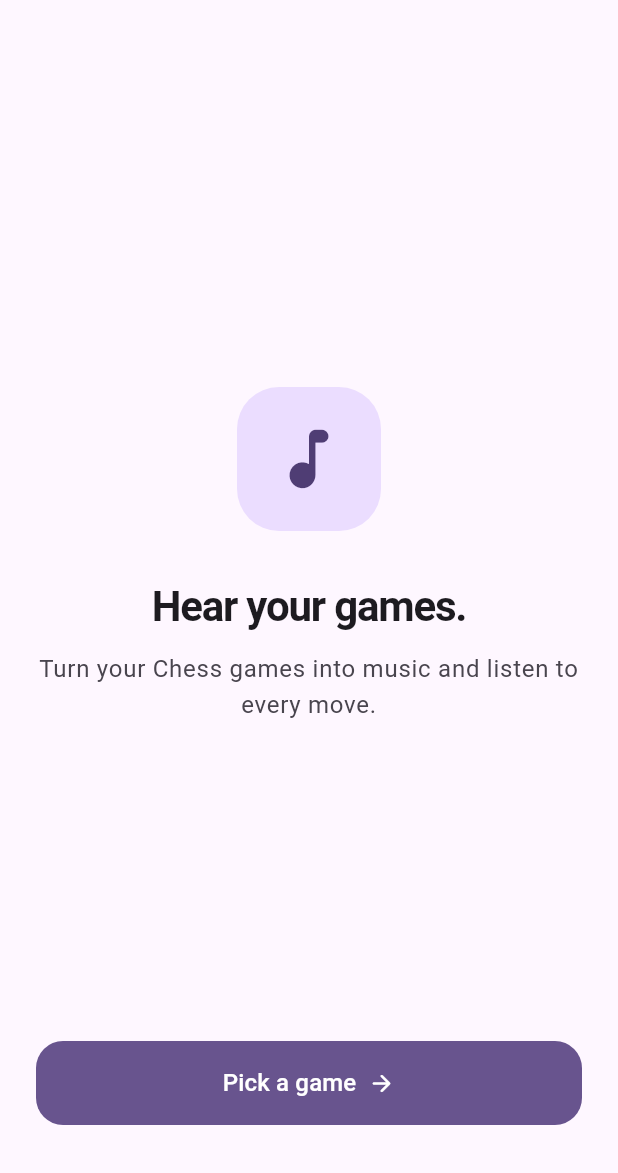
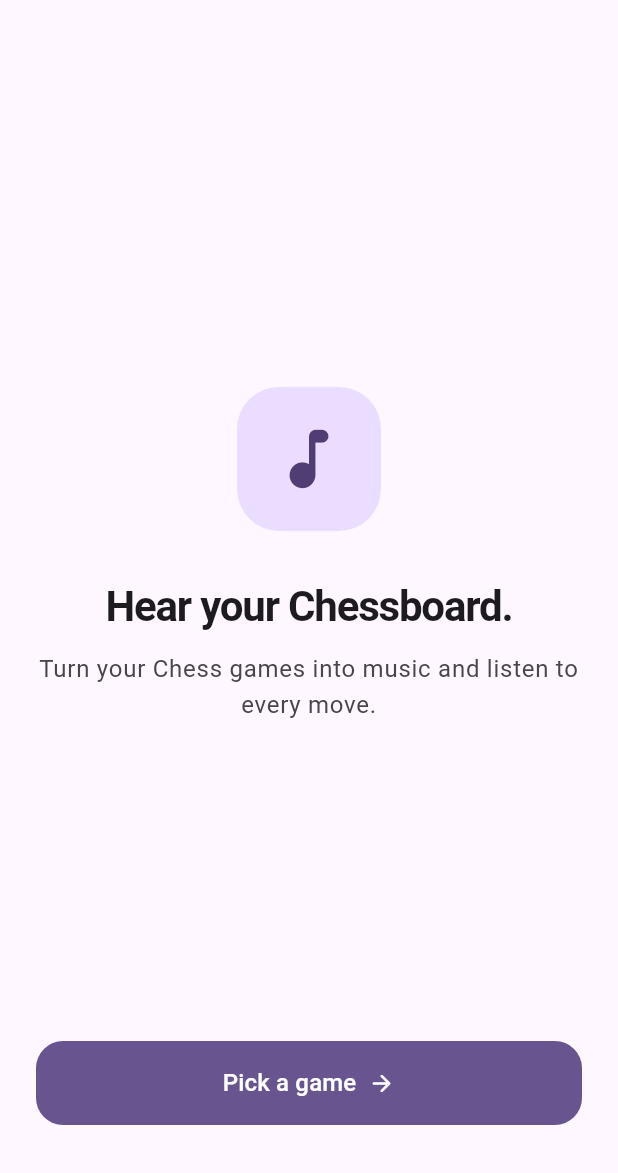
Before and after one commit to hanadi92/chiano, a Flutter app: the screen it shows after launch, on a phone screen of 412 x 824 dp, the part 63-1236 px from its top. Run offline on Flutter 3.47's test engine with Material 3 defaults, Android fonts, the phone set to English and light mode, and no system bars; our stand-ins replace timeago; missing offline and left inert: flutter_midi_pro.

Commit message:
style: improve wording
Signed-off-by: hanadi92 <hanadi.tamimi@gmail.com>

```diff
--- a/lib/ui/screens/home_screen.dart
+++ b/lib/ui/screens/home_screen.dart
@@ -40,7 +40,7 @@ class HomeScreen extends StatelessWidget {
               ),
               const SizedBox(height: 32),
               Text(
-                'Hear your games.',
+                'Hear your Chessboard.',
                 textAlign: TextAlign.center,
                 style: theme.textTheme.headlineMedium?.copyWith(
                   fontWeight: FontWeight.w700,
--- a/pubspec.yaml
+++ b/pubspec.yaml
@@ -1,5 +1,5 @@
 name: chiano
-description: "hear the board"
+description: "hear the chessboard singing your gameplay."
 # The following line prevents the package from being accidentally published to
 # pub.dev using `flutter pub publish`. This is preferred for private packages.
 publish_to: 'none' # Remove this line if you wish to publish to pub.dev
@@ -64,7 +64,6 @@ flutter:
   # To add assets to your application, add an assets section, like this:
   assets:
     - assets/Piano.SF2
-    - assets/Piano2.SF2
 
   # An image asset can refer to one or more resolution-specific "variants", see
   # https://flutter.dev/to/resolution-aware-images
```
Also changed, not shown: 1 other file.
